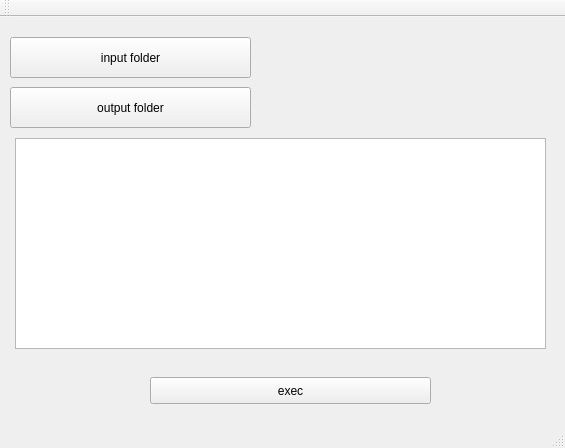
First picture: the form in gui/coexgui/mainwindow.ui, repository forensictool/coex, before the edit.
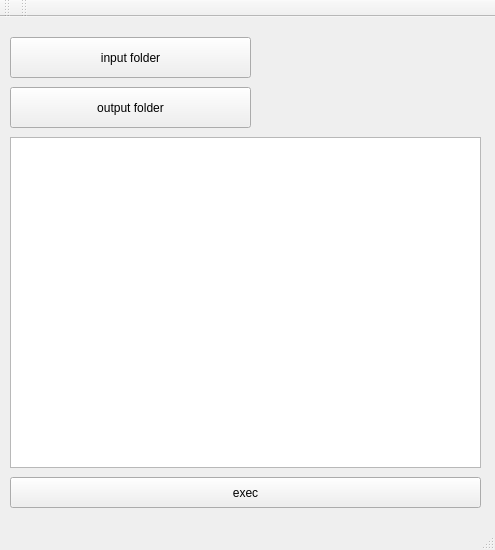
Second picture: the form after the edit. Icons and pictures are not drawn.

Patch:
```diff
--- a/gui/coexgui/mainwindow.ui
+++ b/gui/coexgui/mainwindow.ui
@@ -6,10 +6,28 @@
    <rect>
     <x>0</x>
     <y>0</y>
-    <width>565</width>
-    <height>448</height>
+    <width>495</width>
+    <height>550</height>
    </rect>
   </property>
+  <property name="minimumSize">
+   <size>
+    <width>495</width>
+    <height>550</height>
+   </size>
+  </property>
+  <property name="maximumSize">
+   <size>
+    <width>495</width>
+    <height>550</height>
+   </size>
+  </property>
+  <property name="font">
+   <font>
+    <family>Liberation Sans</family>
+    <pointsize>9</pointsize>
+   </font>
+  </property>
   <property name="windowTitle">
    <string>MainWindow</string>
   </property>
@@ -56,26 +74,13 @@
      <enum>Qt::PlainText</enum>
     </property>
    </widget>
-   <widget class="QLabel" name="label_2">
-    <property name="geometry">
-     <rect>
-      <x>260</x>
-      <y>85</y>
-      <width>271</width>
-      <height>21</height>
-     </rect>
-    </property>
-    <property name="text">
-     <string/>
-    </property>
-   </widget>
    <widget class="QPushButton" name="pushButton_3">
     <property name="geometry">
      <rect>
-      <x>150</x>
-      <y>360</y>
-      <width>281</width>
-      <height>27</height>
+      <x>10</x>
+      <y>460</y>
+      <width>471</width>
+      <height>31</height>
      </rect>
     </property>
     <property name="text">
@@ -85,13 +90,26 @@
    <widget class="QTextBrowser" name="textBrowser">
     <property name="geometry">
      <rect>
-      <x>15</x>
-      <y>121</y>
-      <width>531</width>
-      <height>211</height>
+      <x>10</x>
+      <y>120</y>
+      <width>471</width>
+      <height>331</height>
      </rect>
     </property>
    </widget>
+   <widget class="QLabel" name="label_2">
+    <property name="geometry">
+     <rect>
+      <x>290</x>
+      <y>90</y>
+      <width>161</width>
+      <height>16</height>
+     </rect>
+    </property>
+    <property name="text">
+     <string/>
+    </property>
+   </widget>
   </widget>
   <widget class="QMenuBar" name="menuBar">
    <property name="geometry">
@@ -112,6 +130,17 @@
    </attribute>
   </widget>
   <widget class="QStatusBar" name="statusBar"/>
+  <widget class="QToolBar" name="toolBar">
+   <property name="windowTitle">
+    <string>toolBar</string>
+   </property>
+   <attribute name="toolBarArea">
+    <enum>TopToolBarArea</enum>
+   </attribute>
+   <attribute name="toolBarBreak">
+    <bool>false</bool>
+   </attribute>
+  </widget>
  </widget>
  <layoutdefault spacing="6" margin="11"/>
  <resources/>
```
Left out of the diff: 14 changed lines with no effect on the pictures.
